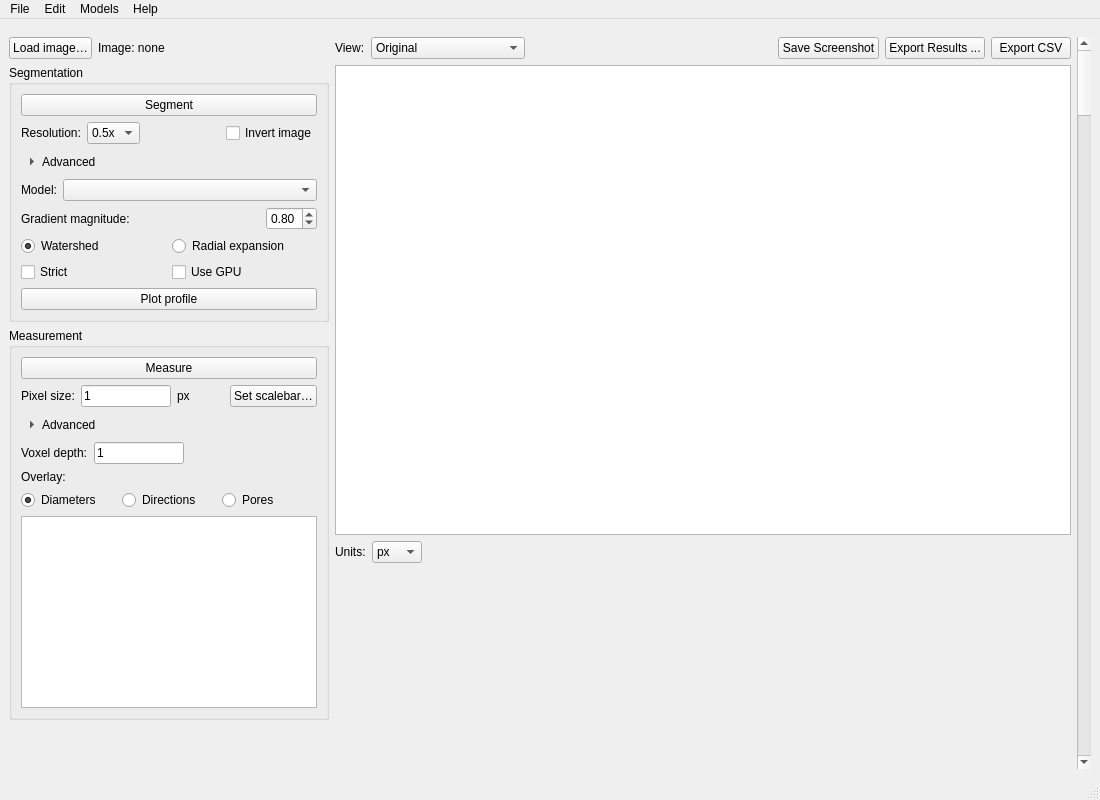
The window that src/fiberpose/resources/fiber_tool.ui (vikba/Fiberpose) describes before a commit, drawn with Qt 5.
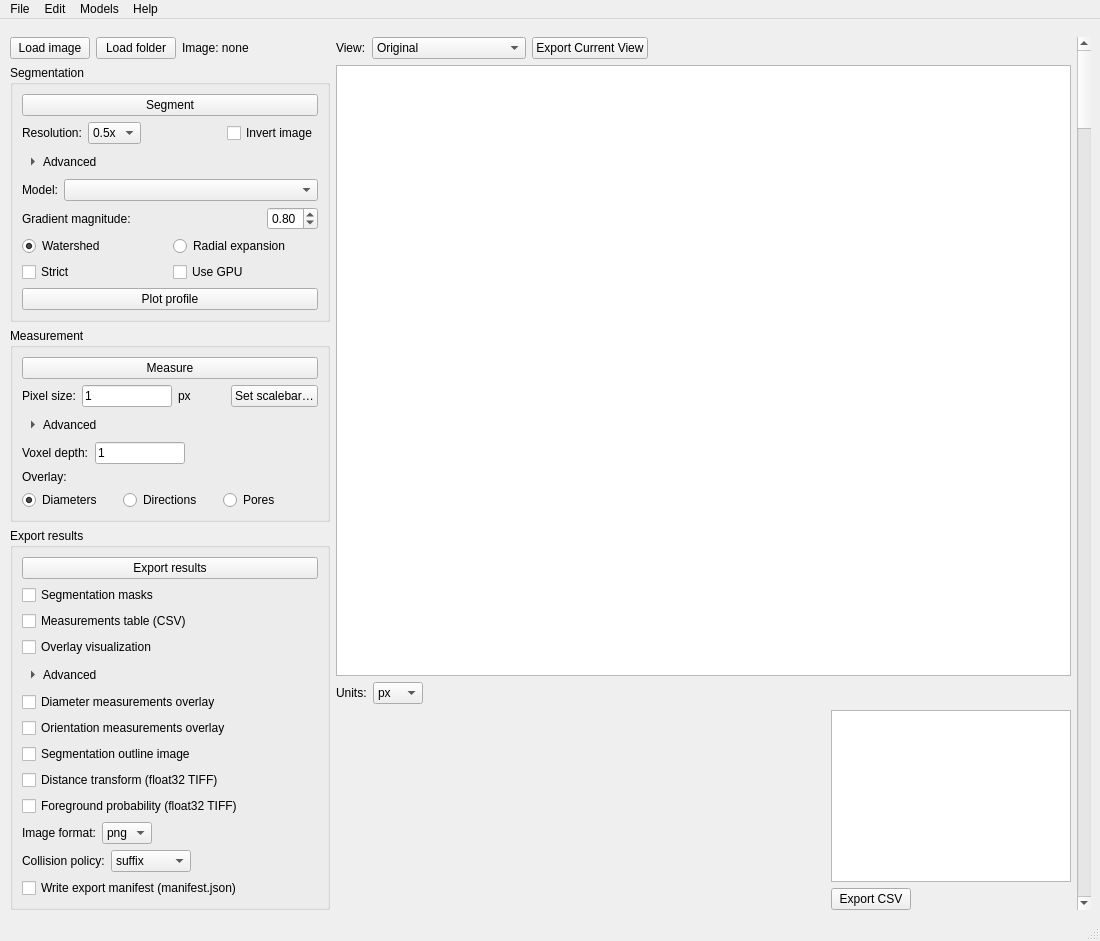
The same window after the commit. Custom widgets are drawn as their Qt base class.

Commit message: Changed UI to Daniels one

```diff
--- a/src/fiberpose/resources/fiber_tool.ui
+++ b/src/fiberpose/resources/fiber_tool.ui
@@ -15,6 +15,9 @@
   </property>
   <widget class="QWidget" name="centralwidget">
    <layout class="QHBoxLayout" name="horizontalLayout">
+    <property name="leftMargin">
+     <number>10</number>
+    </property>
     <property name="topMargin">
      <number>18</number>
     </property>
@@ -59,7 +62,14 @@
          <item>
           <widget class="QPushButton" name="btn_load_image">
            <property name="text">
-            <string>Load image…</string>
+            <string>Load image</string>
+           </property>
+          </widget>
+         </item>
+         <item>
+          <widget class="QPushButton" name="btn_load_folder">
+           <property name="text">
+            <string>Load folder</string>
            </property>
           </widget>
          </item>
@@ -469,8 +479,202 @@
             </layout>
            </widget>
           </item>
+         </layout>
+        </widget>
+       </item>
+       <item>
+        <widget class="QGroupBox" name="groupBox_export">
+         <property name="title">
+          <string>Export results</string>
+         </property>
+         <layout class="QVBoxLayout" name="exportLayout">
           <item>
-           <widget class="QPlainTextEdit" name="text_edit2"/>
+           <widget class="QPushButton" name="btn_export_results">
+            <property name="text">
+             <string>Export results</string>
+            </property>
+           </widget>
+          </item>
+          <item>
+           <widget class="QCheckBox" name="chb_export_labels">
+            <property name="text">
+             <string>Segmentation masks</string>
+            </property>
+           </widget>
+          </item>
+          <item>
+           <widget class="QCheckBox" name="chb_export_tables">
+            <property name="text">
+             <string>Measurements table (CSV)</string>
+            </property>
+           </widget>
+          </item>
+          <item>
+           <widget class="QCheckBox" name="chb_export_overlay">
+            <property name="text">
+             <string>Overlay visualization</string>
+            </property>
+           </widget>
+          </item>
+          <item>
+           <widget class="QToolButton" name="btn_export_advanced">
+            <property name="text">
+             <string>Advanced</string>
+            </property>
+            <property name="checkable">
+             <bool>true</bool>
+            </property>
+            <property name="toolButtonStyle">
+             <enum>Qt::ToolButtonStyle::ToolButtonTextBesideIcon</enum>
+            </property>
+            <property name="autoRaise">
+             <bool>true</bool>
+            </property>
+            <property name="arrowType">
+             <enum>Qt::ArrowType::RightArrow</enum>
+            </property>
+           </widget>
+          </item>
+          <item>
+           <widget class="QWidget" name="widget_export_advanced" native="true">
+            <layout class="QVBoxLayout" name="exportAdvancedLayout">
+             <property name="leftMargin">
+              <number>0</number>
+             </property>
+             <property name="topMargin">
+              <number>0</number>
+             </property>
+             <property name="rightMargin">
+              <number>0</number>
+             </property>
+             <property name="bottomMargin">
+              <number>0</number>
+             </property>
+             <item>
+              <widget class="QCheckBox" name="chb_export_diameters">
+               <property name="text">
+                <string>Diameter measurements overlay</string>
+               </property>
+              </widget>
+             </item>
+             <item>
+              <widget class="QCheckBox" name="chb_export_orientations">
+               <property name="text">
+                <string>Orientation measurements overlay</string>
+               </property>
+              </widget>
+             </item>
+             <item>
+              <widget class="QCheckBox" name="chb_export_outline">
+               <property name="text">
+                <string>Segmentation outline image</string>
+               </property>
+              </widget>
+             </item>
+             <item>
+              <widget class="QCheckBox" name="chb_export_dt">
+               <property name="text">
+                <string>Distance transform (float32 TIFF)</string>
+               </property>
+              </widget>
+             </item>
+             <item>
+              <widget class="QCheckBox" name="chb_export_foreground">
+               <property name="text">
+                <string>Foreground probability (float32 TIFF)</string>
+               </property>
+              </widget>
+             </item>
+             <item>
+              <layout class="QHBoxLayout" name="imageFormatRow">
+               <item>
+                <widget class="QLabel" name="label_image_format">
+                 <property name="text">
+                  <string>Image format:</string>
+                 </property>
+                </widget>
+               </item>
+               <item>
+                <widget class="QComboBox" name="cb_image_format">
+                 <item>
+                  <property name="text">
+                   <string>png</string>
+                  </property>
+                 </item>
+                 <item>
+                  <property name="text">
+                   <string>tiff</string>
+                  </property>
+                 </item>
+                </widget>
+               </item>
+               <item>
+                <spacer name="imageFormatRowSpacer">
+                 <property name="orientation">
+                  <enum>Qt::Orientation::Horizontal</enum>
+                 </property>
+                 <property name="sizeHint" stdset="0">
+                  <size>
+                   <width>0</width>
+                   <height>0</height>
+                  </size>
+                 </property>
+                </spacer>
+               </item>
+              </layout>
+             </item>
+             <item>
+              <layout class="QHBoxLayout" name="collisionRow">
+               <item>
+                <widget class="QLabel" name="label_collision">
+                 <property name="text">
+                  <string>Collision policy:</string>
+                 </property>
+                </widget>
+               </item>
+               <item>
+                <widget class="QComboBox" name="cb_collision">
+                 <item>
+                  <property name="text">
+                   <string>suffix</string>
+                  </property>
+                 </item>
+                 <item>
+                  <property name="text">
+                   <string>overwrite</string>
+                  </property>
+                 </item>
+                 <item>
+                  <property name="text">
+                   <string>error</string>
+                  </property>
+                 </item>
+                </widget>
+               </item>
+               <item>
+                <spacer name="collisionRowSpacer">
+                 <property name="orientation">
+                  <enum>Qt::Orientation::Horizontal</enum>
+                 </property>
+                 <property name="sizeHint" stdset="0">
+                  <size>
+                   <width>0</width>
+                   <height>0</height>
+                  </size>
+                 </property>
+                </spacer>
+               </item>
+              </layout>
+             </item>
+             <item>
+              <widget class="QCheckBox" name="chb_write_manifest">
+               <property name="text">
+                <string>Write export manifest (manifest.json)</string>
+               </property>
+              </widget>
+             </item>
+            </layout>
+           </widget>
           </item>
          </layout>
         </widget>
@@ -576,6 +780,13 @@
           </item>
          </widget>
         </item>
+        <item>
+         <widget class="QPushButton" name="btn_save_screenshot">
+          <property name="text">
+           <string>Export Current View</string>
+          </property>
+         </widget>
+        </item>
         <item>
          <spacer name="viewSpacer">
           <property name="orientation">
@@ -589,27 +800,6 @@
           </property>
          </spacer>
         </item>
-        <item>
-         <widget class="QPushButton" name="btn_save_screenshot">
-          <property name="text">
-           <string>Save Screenshot</string>
-          </property>
-         </widget>
-        </item>
-        <item>
-         <widget class="QPushButton" name="btn_export_results">
-          <property name="text">
-           <string>Export Results ...</string>
-          </property>
-         </widget>
-        </item>
-        <item>
-         <widget class="QPushButton" name="btn_export_csv">
-          <property name="text">
-           <string>Export CSV</string>
-          </property>
-         </widget>
-        </item>
        </layout>
       </item>
       <item>
@@ -724,6 +914,42 @@
              </property>
             </widget>
            </item>
+           <item>
+            <layout class="QVBoxLayout" name="statsColumn">
+             <item>
+              <widget class="QPlainTextEdit" name="text_edit2">
+               <property name="sizePolicy">
+                <sizepolicy hsizetype="Expanding" vsizetype="Ignored">
+                 <horstretch>0</horstretch>
+                 <verstretch>0</verstretch>
+                </sizepolicy>
+               </property>
+               <property name="minimumSize">
+                <size>
+                 <width>0</width>
+                 <height>160</height>
+                </size>
+               </property>
+               <property name="maximumSize">
+                <size>
+                 <width>240</width>
+                 <height>300</height>
+                </size>
+               </property>
+               <property name="readOnly">
+                <bool>true</bool>
+               </property>
+              </widget>
+             </item>
+             <item alignment="Qt::AlignmentFlag::AlignLeft">
+              <widget class="QPushButton" name="btn_export_csv">
+               <property name="text">
+                <string>Export CSV</string>
+               </property>
+              </widget>
+             </item>
+            </layout>
+           </item>
           </layout>
          </item>
         </layout>
@@ -753,7 +979,6 @@
     <addaction name="action_batch_processing"/>
     <addaction name="action_save_masks_predictions"/>
     <addaction name="action_save_measurements"/>
-    <addaction name="action_save_options"/>
    </widget>
    <widget class="QMenu" name="menuEdit">
     <property name="title">
@@ -815,11 +1040,6 @@
     <string>Edit config...</string>
    </property>
   </action>
-  <action name="action_save_options">
-   <property name="text">
-    <string>Save Options...</string>
-   </property>
-  </action>
   <action name="action_load_config">
    <property name="text">
     <string>Load config...</string>
```
The commit also changes 2 other files.
